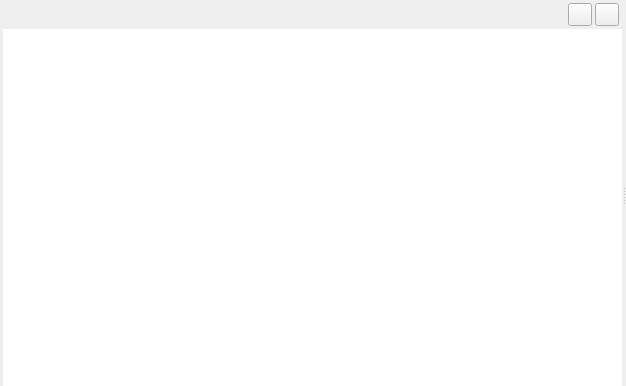
Above: src/listmanagerwidget.ui from RxLaboratory/Ramses-Client before the change. Below: the same form after it.
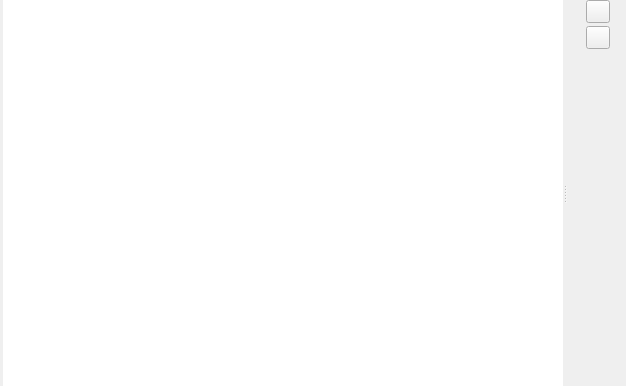
That is the form after the change. Icons and pictures are not drawn.

The edit to the form file:
```diff
--- a/src/listmanagerwidget.ui
+++ b/src/listmanagerwidget.ui
@@ -21,7 +21,7 @@
     <number>3</number>
    </property>
    <property name="topMargin">
-    <number>3</number>
+    <number>0</number>
    </property>
    <property name="rightMargin">
     <number>0</number>
@@ -39,54 +39,6 @@
        <property name="spacing">
         <number>3</number>
        </property>
-       <item>
-        <layout class="QHBoxLayout" name="buttonsLayout">
-         <property name="spacing">
-          <number>3</number>
-         </property>
-         <property name="rightMargin">
-          <number>3</number>
-         </property>
-         <item>
-          <spacer name="horizontalSpacer">
-           <property name="orientation">
-            <enum>Qt::Horizontal</enum>
-           </property>
-           <property name="sizeHint" stdset="0">
-            <size>
-             <width>40</width>
-             <height>20</height>
-            </size>
-           </property>
-          </spacer>
-         </item>
-         <item>
-          <widget class="QToolButton" name="removeButton">
-           <property name="text">
-            <string/>
-           </property>
-           <property name="icon">
-            <iconset resource="resources.qrc">
-             <normaloff>:/icons/remove</normaloff>:/icons/remove</iconset>
-           </property>
-          </widget>
-         </item>
-         <item>
-          <widget class="QToolButton" name="addButton">
-           <property name="text">
-            <string/>
-           </property>
-           <property name="icon">
-            <iconset resource="resources.qrc">
-             <normaloff>:/icons/add</normaloff>:/icons/add</iconset>
-           </property>
-           <property name="popupMode">
-            <enum>QToolButton::InstantPopup</enum>
-           </property>
-          </widget>
-         </item>
-        </layout>
-       </item>
        <item>
         <widget class="QListWidget" name="list">
          <property name="frameShape">
@@ -97,9 +49,9 @@
       </layout>
      </widget>
      <widget class="QWidget" name="mainWidget" native="true">
-      <layout class="QVBoxLayout" name="mainLayout">
+      <layout class="QHBoxLayout" name="mainLayout">
        <property name="spacing">
-        <number>0</number>
+        <number>3</number>
        </property>
        <property name="leftMargin">
         <number>0</number>
@@ -113,6 +65,63 @@
        <property name="bottomMargin">
         <number>0</number>
        </property>
+       <item>
+        <layout class="QVBoxLayout" name="buttonsLayout">
+         <property name="spacing">
+          <number>3</number>
+         </property>
+         <property name="leftMargin">
+          <number>3</number>
+         </property>
+         <property name="topMargin">
+          <number>0</number>
+         </property>
+         <property name="rightMargin">
+          <number>0</number>
+         </property>
+         <property name="bottomMargin">
+          <number>0</number>
+         </property>
+         <item>
+          <widget class="QToolButton" name="addButton">
+           <property name="text">
+            <string/>
+           </property>
+           <property name="icon">
+            <iconset resource="resources.qrc">
+             <normaloff>:/icons/add</normaloff>:/icons/add</iconset>
+           </property>
+           <property name="popupMode">
+            <enum>QToolButton::InstantPopup</enum>
+           </property>
+          </widget>
+         </item>
+         <item>
+          <widget class="QToolButton" name="removeButton">
+           <property name="text">
+            <string/>
+           </property>
+           <property name="icon">
+            <iconset resource="resources.qrc">
+             <normaloff>:/icons/remove</normaloff>:/icons/remove</iconset>
+           </property>
+          </widget>
+         </item>
+         <item>
+          <spacer name="verticalSpacer">
+           <property name="orientation">
+            <enum>Qt::Vertical</enum>
+           </property>
+           <property name="sizeHint" stdset="0">
+            <size>
+             <width>20</width>
+             <height>40</height>
+            </size>
+           </property>
+          </spacer>
+         </item>
+        </layout>
+       </item>
       </layout>
      </widget>
     </widget>
```
